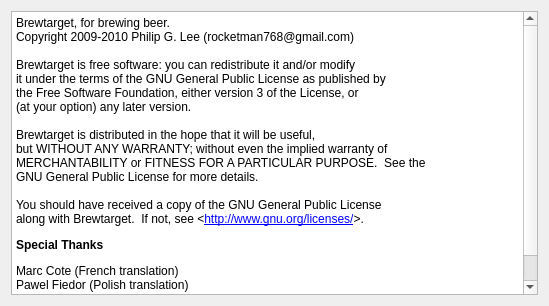
Qt form ui/aboutDialog.ui (Brewtarget/brewtarget) before a commit.
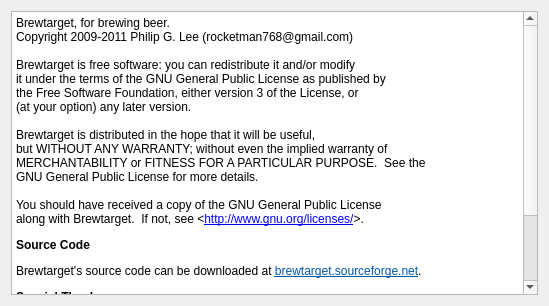
The same form after that commit.

Commit message: Some small packaging changes. Added info in the about dialog.

The edit to the form file:
```diff
--- a/ui/aboutDialog.ui
+++ b/ui/aboutDialog.ui
@@ -20,9 +20,9 @@
       <string>&lt;!DOCTYPE HTML PUBLIC &quot;-//W3C//DTD HTML 4.0//EN&quot; &quot;http://www.w3.org/TR/REC-html40/strict.dtd&quot;&gt;
 &lt;html&gt;&lt;head&gt;&lt;meta name=&quot;qrichtext&quot; content=&quot;1&quot; /&gt;&lt;style type=&quot;text/css&quot;&gt;
 p, li { white-space: pre-wrap; }
-&lt;/style&gt;&lt;/head&gt;&lt;body style=&quot; font-family:'DejaVu Sans'; font-size:9pt; font-weight:400; font-style:normal;&quot;&gt;
+&lt;/style&gt;&lt;/head&gt;&lt;body style=&quot; font-family:'Sans Serif'; font-size:9pt; font-weight:400; font-style:normal;&quot;&gt;
 &lt;p style=&quot; margin-top:12px; margin-bottom:0px; margin-left:0px; margin-right:0px; -qt-block-indent:0; text-indent:0px;&quot;&gt;&lt;span style=&quot; font-family:'Courier New,courier';&quot;&gt;Brewtarget, for brewing beer.&lt;/span&gt;&lt;/p&gt;
-&lt;p style=&quot; margin-top:0px; margin-bottom:0px; margin-left:0px; margin-right:0px; -qt-block-indent:0; text-indent:0px;&quot;&gt;&lt;span style=&quot; font-family:'Courier New,courier';&quot;&gt;Copyright 2009-2010 Philip G. Lee (rocketman768@gmail.com)&lt;/span&gt;&lt;/p&gt;
+&lt;p style=&quot; margin-top:0px; margin-bottom:0px; margin-left:0px; margin-right:0px; -qt-block-indent:0; text-indent:0px;&quot;&gt;&lt;span style=&quot; font-family:'Courier New,courier';&quot;&gt;Copyright 2009-2011 Philip G. Lee (rocketman768@gmail.com)&lt;/span&gt;&lt;/p&gt;
 &lt;p style=&quot;-qt-paragraph-type:empty; margin-top:0px; margin-bottom:0px; margin-left:0px; margin-right:0px; -qt-block-indent:0; text-indent:0px; font-family:'Courier New,courier';&quot;&gt;&lt;/p&gt;
 &lt;p style=&quot; margin-top:0px; margin-bottom:0px; margin-left:0px; margin-right:0px; -qt-block-indent:0; text-indent:0px;&quot;&gt;&lt;span style=&quot; font-family:'Courier New,courier';&quot;&gt;Brewtarget is free software: you can redistribute it and/or modify&lt;/span&gt;&lt;/p&gt;
 &lt;p style=&quot; margin-top:0px; margin-bottom:0px; margin-left:0px; margin-right:0px; -qt-block-indent:0; text-indent:0px;&quot;&gt;&lt;span style=&quot; font-family:'Courier New,courier';&quot;&gt;it under the terms of the GNU General Public License as published by&lt;/span&gt;&lt;/p&gt;
@@ -36,11 +36,14 @@
 &lt;p style=&quot;-qt-paragraph-type:empty; margin-top:0px; margin-bottom:0px; margin-left:0px; margin-right:0px; -qt-block-indent:0; text-indent:0px; font-family:'Courier New,courier';&quot;&gt;&lt;/p&gt;
 &lt;p style=&quot; margin-top:0px; margin-bottom:0px; margin-left:0px; margin-right:0px; -qt-block-indent:0; text-indent:0px;&quot;&gt;&lt;span style=&quot; font-family:'Courier New,courier';&quot;&gt;You should have received a copy of the GNU General Public License&lt;/span&gt;&lt;/p&gt;
 &lt;p style=&quot; margin-top:0px; margin-bottom:12px; margin-left:0px; margin-right:0px; -qt-block-indent:0; text-indent:0px;&quot;&gt;&lt;span style=&quot; font-family:'Courier New,courier';&quot;&gt;along with Brewtarget.  If not, see &amp;lt;&lt;/span&gt;&lt;a href=&quot;http://www.gnu.org/licenses/&quot;&gt;&lt;span style=&quot; font-family:'Courier New,courier'; text-decoration: underline; color:#0000ff;&quot;&gt;http://www.gnu.org/licenses/&lt;/span&gt;&lt;/a&gt;&lt;span style=&quot; font-family:'Courier New,courier';&quot;&gt;&amp;gt;.&lt;/span&gt;&lt;/p&gt;
+&lt;p style=&quot; margin-top:0px; margin-bottom:12px; margin-left:0px; margin-right:0px; -qt-block-indent:0; text-indent:0px;&quot;&gt;&lt;span style=&quot; font-family:'Courier New,courier'; font-weight:600;&quot;&gt;Source Code&lt;/span&gt;&lt;/p&gt;
+&lt;p style=&quot; margin-top:0px; margin-bottom:12px; margin-left:0px; margin-right:0px; -qt-block-indent:0; text-indent:0px;&quot;&gt;&lt;span style=&quot; font-family:'Courier New,courier';&quot;&gt;Brewtarget's source code can be downloaded at &lt;/span&gt;&lt;a href=&quot;http://brewtarget.sourceforge.net&quot;&gt;&lt;span style=&quot; text-decoration: underline; color:#0057ae;&quot;&gt;brewtarget.sourceforge.net&lt;/span&gt;&lt;/a&gt;.&lt;/p&gt;
 &lt;p style=&quot; margin-top:0px; margin-bottom:12px; margin-left:0px; margin-right:0px; -qt-block-indent:0; text-indent:0px;&quot;&gt;&lt;span style=&quot; font-family:'Courier New,courier'; font-weight:600;&quot;&gt;Special Thanks&lt;/span&gt;&lt;/p&gt;
 &lt;p style=&quot; margin-top:0px; margin-bottom:0px; margin-left:0px; margin-right:0px; -qt-block-indent:0; text-indent:0px;&quot;&gt;&lt;span style=&quot; font-family:'Courier New,courier';&quot;&gt;Marc Cote (French translation)&lt;/span&gt;&lt;/p&gt;
 &lt;p style=&quot; margin-top:0px; margin-bottom:0px; margin-left:0px; margin-right:0px; -qt-block-indent:0; text-indent:0px;&quot;&gt;&lt;span style=&quot; font-family:'Courier New,courier';&quot;&gt;Pawel Fiedor (Polish translation)&lt;/span&gt;&lt;/p&gt;
-&lt;p style=&quot; margin-top:0px; margin-bottom:0px; margin-left:0px; margin-right:0px; -qt-block-indent:0; text-indent:0px;&quot;&gt;&lt;span style=&quot; font-family:'Courier New,courier';&quot;&gt;Andrzej (Polish translation)&lt;/span&gt;&lt;/p&gt;
-&lt;p style=&quot; margin-top:0px; margin-bottom:0px; margin-left:0px; margin-right:0px; -qt-block-indent:0; text-indent:0px;&quot;&gt;&lt;span style=&quot; font-family:'Courier New,courier';&quot;&gt;Glenn Tinseth &amp;lt;&lt;/span&gt;&lt;a href=&quot;http://www.realbeer.com/hops&quot;&gt;&lt;span style=&quot; text-decoration: underline; color:#0000ff;&quot;&gt;http://www.realbeer.com/hops&lt;/span&gt;&lt;/a&gt;&lt;span style=&quot; font-family:'Courier New,courier';&quot;&gt;&amp;gt;&lt;/span&gt;&lt;/p&gt;&lt;/body&gt;&lt;/html&gt;</string>
+&lt;p style=&quot; margin-top:0px; margin-bottom:0px; margin-left:0px; margin-right:0px; -qt-block-indent:0; text-indent:0px;&quot;&gt;&lt;span style=&quot; font-family:'Courier New,courier';&quot;&gt;Admiro (Polish translation)&lt;/span&gt;&lt;/p&gt;
+&lt;p style=&quot; margin-top:0px; margin-bottom:0px; margin-left:0px; margin-right:0px; -qt-block-indent:0; text-indent:0px;&quot;&gt;&lt;span style=&quot; font-family:'Courier New,courier';&quot;&gt;Glenn Tinseth &amp;lt;&lt;/span&gt;&lt;a href=&quot;http://www.realbeer.com/hops&quot;&gt;&lt;span style=&quot; font-family:'DejaVu Sans'; text-decoration: underline; color:#0000ff;&quot;&gt;http://www.realbeer.com/hops&lt;/span&gt;&lt;/a&gt;&lt;span style=&quot; font-family:'Courier New,courier';&quot;&gt;&amp;gt;&lt;/span&gt;&lt;/p&gt;
+&lt;p style=&quot; margin-top:0px; margin-bottom:0px; margin-left:0px; margin-right:0px; -qt-block-indent:0; text-indent:0px;&quot;&gt;&lt;span style=&quot; font-family:'Courier New,courier';&quot;&gt;A68 - Freelance Graphics Design (flag images)&lt;/span&gt;&lt;/p&gt;&lt;/body&gt;&lt;/html&gt;</string>
      </property>
     </widget>
    </item>
```
The commit also changes 1 other file.
